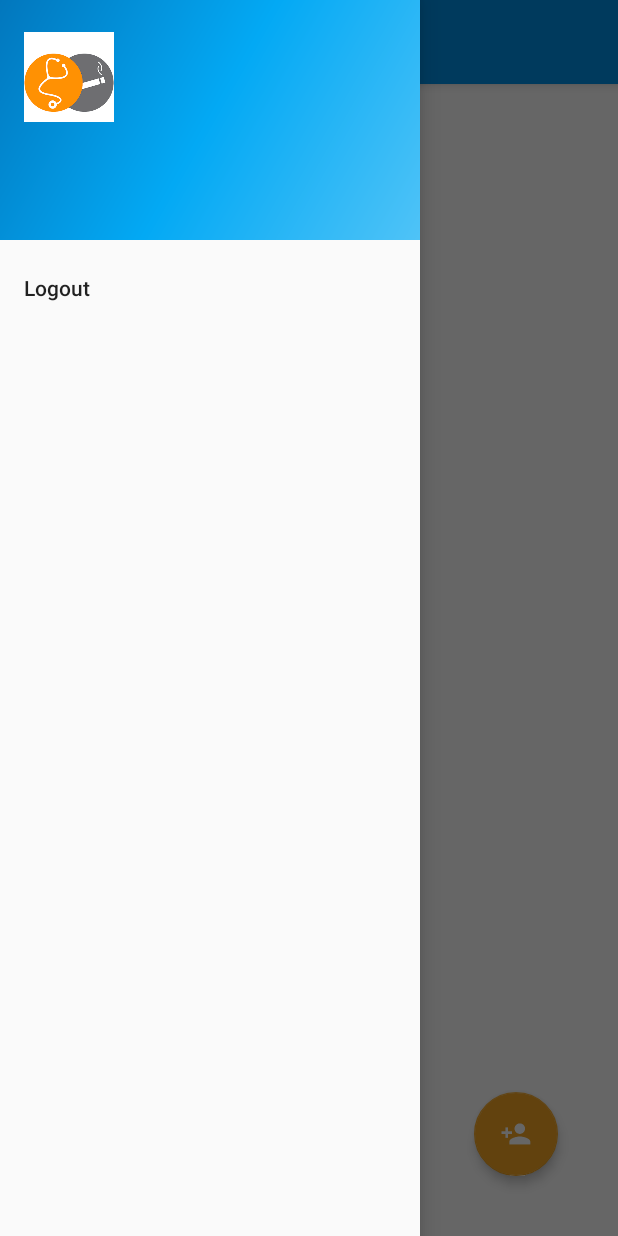
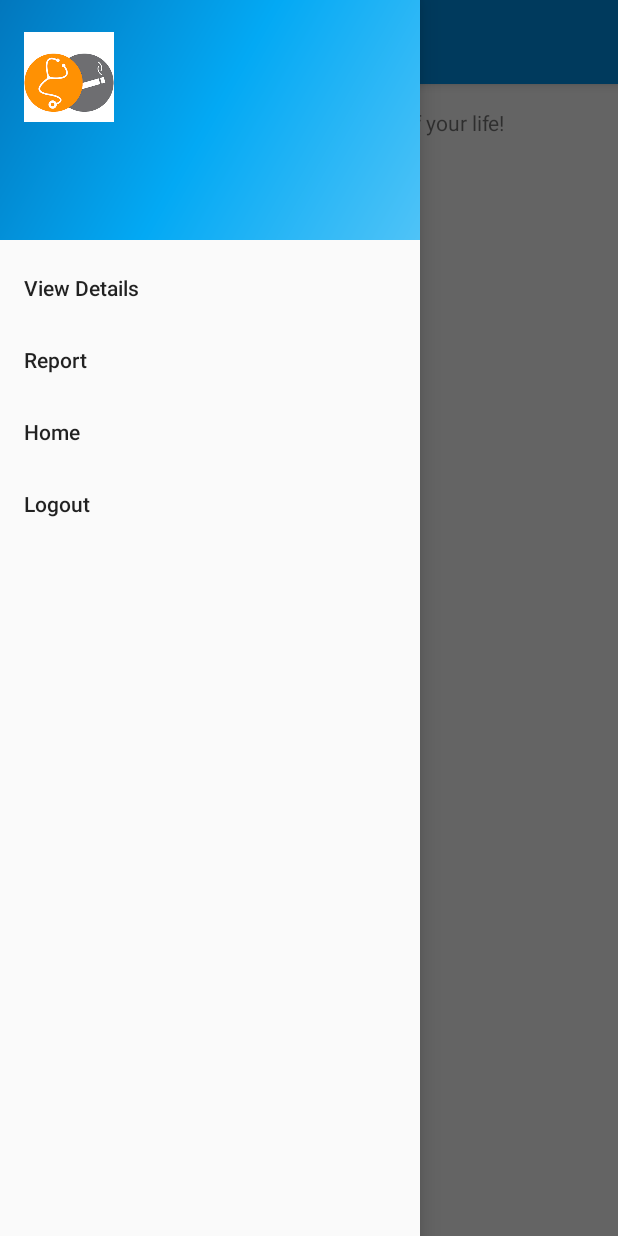
Before and after one commit to pulkitgpt27/Quit_it-0.4, an Android app: the screen it shows after launch once a user with an empty profile is signed in (MainActivity), with the side drawer open, on a phone screen of 412 x 824 dp. Run offline under Robolectric (Android 15) with nearby library versions, the phone set to English and light mode, and no system bars; our stand-ins replace Firebase (no records; nobody signed in at launch, a user with empty details on screens opened directly), Picasso; libraries missing offline, so code that uses them is left out: com.firebase.ui.

Commit message:
IS commit ka kya naam doon!

```diff
--- a/app/src/main/java/com/example/android/quitit/AskDoctorAffiliationActivity.java
+++ b/app/src/main/java/com/example/android/quitit/AskDoctorAffiliationActivity.java
@@ -62,7 +62,7 @@ public class AskDoctorAffiliationActivity extends AppCompatActivity {
         noDoctor.setOnClickListener(new View.OnClickListener(){
             @Override
             public void onClick(View view) {
-                Intent i = new Intent(AskDoctorAffiliationActivity.this, PatientRegistration.class);
+                Intent i = new Intent(AskDoctorAffiliationActivity.this, NewEntryActivity.class);
                 i.putExtra("doc_key", "no-doctor");
                 startActivity(i);
                 finish();
--- a/app/src/main/java/com/example/android/quitit/LoginActivity.java
+++ b/app/src/main/java/com/example/android/quitit/LoginActivity.java
@@ -49,7 +49,7 @@ public class LoginActivity extends AppCompatActivity {
         super.onCreate(savedInstanceState);
         setContentView(R.layout.login_layout);
 
-        USER = "Doctor";
+        USER = "Patient";
 
         mFirebaseAuth=FirebaseAuth.getInstance();
         mAuthStateListener= new FirebaseAuth.AuthStateListener() {
--- a/app/src/main/java/com/example/android/quitit/MainActivity.java
+++ b/app/src/main/java/com/example/android/quitit/MainActivity.java
@@ -31,6 +31,7 @@ import android.view.MenuInflater;
 import android.view.MenuItem;
 import android.view.View;
 import android.widget.AdapterView;
+import android.widget.Button;
 import android.widget.ImageView;
 import android.widget.LinearLayout;
 import android.widget.ListView;
@@ -85,6 +86,7 @@ public class MainActivity extends AppCompatActivity
     private TextView usernameTxt,emailTxt;
     private ImageView userImageView;
     private static final int PATIENT_LOADER_ID = 1;
+    private Patient patient;
 
 
     //private boolean found=false;
@@ -129,6 +131,11 @@ public class MainActivity extends AppCompatActivity
         NavigationView navigationView = (NavigationView) findViewById(R.id.nav_view);
         navigationView.setNavigationItemSelectedListener(this);
         View headerLayout = navigationView.getHeaderView(0);
+        Menu menu =navigationView.getMenu();
+        MenuItem doctorAnalysis = menu.findItem(R.id.doctorAnalysis);
+        MenuItem patientViewDetails = menu.findItem(R.id.patientViewDetails);
+        MenuItem patientReport = menu.findItem(R.id.patientReport);
+        MenuItem patientHome = menu.findItem(R.id.patientHome);
         usernameTxt = (TextView) headerLayout.findViewById(R.id.usernameTxt);
         emailTxt = (TextView) headerLayout.findViewById(R.id.emailTxt);
         userImageView = (ImageView) headerLayout.findViewById(R.id.imageView);
@@ -136,6 +143,7 @@ public class MainActivity extends AppCompatActivity
         usernameTxt.setText(getIntent().getStringExtra("displayName"));
         emailTxt.setText(getIntent().getStringExtra("displayEmail"));
         emptyTextView = (TextView) findViewById(R.id.empty_view);
+        patient = (Patient) getIntent().getSerializableExtra("CurrentPatient");
 
         if(isNetworkAvailable(getBaseContext()))
         {
@@ -152,7 +160,8 @@ public class MainActivity extends AppCompatActivity
         }
 
         //******************FIREBASE BEGINS HERE*******************
-        if(LoginActivity.USER.equals("Doctor")) {
+        if(LoginActivity.USER != null) {
+            if (LoginActivity.USER.equals("Doctor")) {
                 patient_home.setVisibility(View.GONE);
                 list_of_all_Enteries.setVisibility(View.VISIBLE);
                 empty = true;
@@ -164,6 +173,11 @@ public class MainActivity extends AppCompatActivity
                 mEmptyPatientImage = (ImageView) findViewById(R.id.empty_image_view);
                 mEmptyPatientTextView1 = (TextView) findViewById(R.id.empty_textView_1);
                 mEmptyPatientTextView2 = (TextView) findViewById(R.id.empty_textView_2);
+
+                doctorAnalysis.setVisible(true);
+                patientViewDetails.setVisible(false);
+                patientReport.setVisible(false);
+                patientHome.setVisible(false);
 
                 /// /fetching data from firebase
                 firebaseDataFetch();
@@ -190,11 +204,17 @@ public class MainActivity extends AppCompatActivity
                         startActivity(i);
                     }
                 });
-        }
-        else if(LoginActivity.USER.equals("Patient"))
-        {
+            } else if (LoginActivity.USER.equals("Patient")) {
+
                 list_of_all_Enteries.setVisibility(View.GONE);
                 patient_home.setVisibility(View.VISIBLE);
+
+
+                doctorAnalysis.setVisible(false);
+                patientViewDetails.setVisible(true);
+                patientReport.setVisible(true);
+                patientHome.setVisible(true);
+            }
         }
     }
 
@@ -217,26 +237,12 @@ public class MainActivity extends AppCompatActivity
         inflater.inflate(R.menu.main_menu, menu);
         searchManager = (SearchManager) getSystemService(Context.SEARCH_SERVICE);
         SearchView search_icon = (SearchView) menu.findItem(R.id.search_icon).getActionView();
-        //MenuItem search_icon = (MenuItem) findViewById(R.id.search_icon);
-        MenuItem doctorAnalysis = (MenuItem) findViewById(R.id.doctorAnalysis);
-        MenuItem patientViewDetails = (MenuItem) findViewById(R.id.patientViewDetails);
-        MenuItem patientReport = (MenuItem) findViewById(R.id.patientReport);
-        MenuItem patientHome = (MenuItem) findViewById(R.id.patientHome);
-        if(LoginActivity.USER.equals("Doctor"))
-        {
+        if(LoginActivity.USER != null) {
+            if (LoginActivity.USER.equals("Doctor")) {
                 search_icon.setVisibility(View.VISIBLE);
-            doctorAnalysis.setVisible(true);
-            patientViewDetails.setVisible(false);
-            patientReport.setVisible(false);
-            patientHome.setVisible(false);
+            } else if (LoginActivity.USER.equals("Patient")) {
+                search_icon.setVisibility(View.GONE);
             }
-        else if(LoginActivity.USER.equals("Patient"))
-        {
-            search_icon.setVisibility(View.INVISIBLE);
-            doctorAnalysis.setVisible(false);
-            patientViewDetails.setVisible(true);
-            patientReport.setVisible(true);
-            patientHome.setVisible(true);
         }
         return true;
     }
@@ -303,6 +309,7 @@ public class MainActivity extends AppCompatActivity
             case R.id.patientViewDetails:
                 return true;
             case R.id.patientReport:
+                firebasePatientDataFetch();
                 return true;
             case R.id.patientHome:
                 return true;
@@ -411,6 +418,41 @@ public class MainActivity extends AppCompatActivity
     }
     //********************************************
 
+    //********************************************
+    public void firebasePatientDataFetch()
+    {
+        mValueEventListener = new ValueEventListener() {
+            @Override
+            public void onDataChange(DataSnapshot dataSnapshot) {
+                for (DataSnapshot child : dataSnapshot.getChildren()) {
+                    if (patient.getDoctor_key().equals(child.getKey())) {
+                        Doctor currentDoctor = child.getValue(Doctor.class);
+                        if (currentDoctor.getMail_id() != null) {
+                            HashMap<String, Entry> patients = currentDoctor.getPatients();
+                            if (patients != null) {
+                                Set<String> ks = patients.keySet();
+                                for (String key : ks) {
+                                    if (ks.equals(patient.getEntry_key())) {
+                                        Intent intent = new Intent(MainActivity.this, ReportActivity.class);
+                                        Entry temp = patients.get(key);
+                                        Bundle B = new Bundle();
+                                        B.putParcelable("ClickedEntry", (Parcelable) temp);
+                                        intent.putExtras(B);
+                                        startActivity(intent);
+                                    }
+                                }
+                            }
+                        }
+                    }
+                }
+            }
+            @Override
+            public void onCancelled(DatabaseError databaseError) {
+
+            }
+        };
+    }
+
     //****************SEARCH METHODS**************
     //2 mothods for searching
     @Override
--- a/app/src/main/java/com/example/android/quitit/Patient.java
+++ b/app/src/main/java/com/example/android/quitit/Patient.java
@@ -1,10 +1,12 @@
 package com.example.android.quitit;
+
+import java.io.Serializable;
 
 /**
  * Created by kakrya on 3/23/2018.
  */
 
-public class Patient {
+public class Patient implements Serializable{
     private String emailId;
     private String username;
     private String password;
--- a/app/src/main/java/com/example/android/quitit/PatientLoginActivity.java
+++ b/app/src/main/java/com/example/android/quitit/PatientLoginActivity.java
@@ -58,6 +58,7 @@ public class PatientLoginActivity extends AppCompatActivity {
                         i.putExtra("displayName",CurrentPatient.getUsername());
                         i.putExtra("displayEmail",CurrentPatient.getEmailId());
                         i.putExtra("displayImage",displayImage);
+                        i.putExtra("CurrentPatient",CurrentPatient);
                         startActivity(i);
                         finish();
                     }
--- a/app/src/main/java/com/example/android/quitit/ReportActivity.java
+++ b/app/src/main/java/com/example/android/quitit/ReportActivity.java
@@ -73,8 +73,8 @@ public class ReportActivity extends AppCompatActivity {
         $progress_parent.setVisibility(View.INVISIBLE);
         $progress_text_view.setVisibility(View.INVISIBLE);
 
-
-        if(!ClickedEntry.getImageUri().equals("")) {
+        if(ClickedEntry.getImageUri() != null){
+        //else if(ClickedEntry.getImageUri().equals("")) {
             $progress_bar.setScaleY(3f);
             $progress_bar.setScaleX(5f);
             $progress_bar.setVisibility(View.VISIBLE);
--- a/app/src/main/res/menu/drawer_menu.xml
+++ b/app/src/main/res/menu/drawer_menu.xml
@@ -4,8 +4,7 @@
     <item
         android:id="@+id/doctorAnalysis"
         android:title="Analysis"
-        android:visible="false"
-        app:actionViewClass="android.widget.Button">
+        android:visible="false">
         <menu>
             <item
                 android:id="@+id/basisOfSmoking"
@@ -18,24 +17,17 @@
 
     <item
         android:id="@+id/patientViewDetails"
-        android:title="View Details"
-        android:visible="false"
-        app:actionViewClass="android.widget.Button"></item>
+        android:title="View Details"></item>
 
     <item
         android:id="@+id/patientReport"
-        android:title="Report"
-        android:visible="false"
-        app:actionViewClass="android.widget.Button"></item>
+        android:title="Report"></item>
 
     <item
         android:id="@+id/patientHome"
-        android:title="Home"
-        android:visible="false"
-        app:actionViewClass="android.widget.Button"></item>
+        android:title="Home"></item>
 
     <item
         android:title="Logout"
-        android:visible="true"
         android:id="@+id/logout"></item>
 </menu>
```
Also changed, not shown: app/src/main/java/com/example/android/quitit/PatientRegistration.java (+42 -0 lines). Lines whose indentation alone changed are shown as unchanged.
